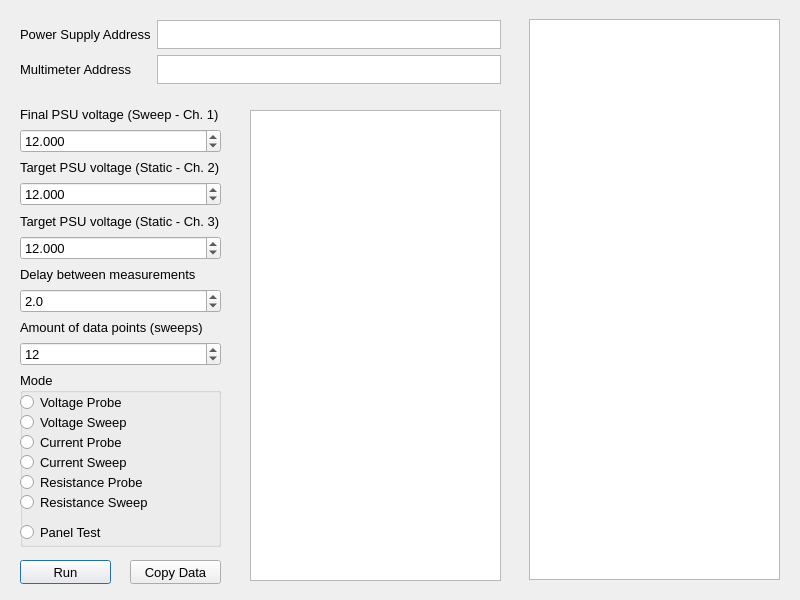
The window that CircuitProber.ui (SprocketTools/CircuitProber171) describes before a commit, drawn with Qt 5.
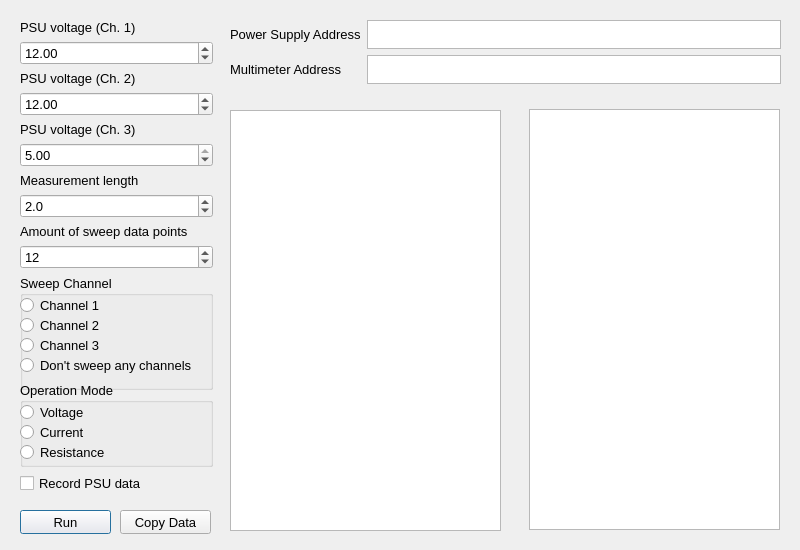
The same window after the commit.

```diff
--- a/CircuitProber.ui
+++ b/CircuitProber.ui
@@ -7,7 +7,7 @@
     <x>0</x>
     <y>0</y>
     <width>800</width>
-    <height>600</height>
+    <height>550</height>
    </rect>
   </property>
   <property name="font">
@@ -28,9 +28,9 @@
   <widget class="QWidget" name="verticalLayoutWidget">
    <property name="geometry">
     <rect>
-     <x>20</x>
+     <x>230</x>
      <y>20</y>
-     <width>481</width>
+     <width>551</width>
      <height>66</height>
     </rect>
    </property>
@@ -75,9 +75,9 @@
    <property name="geometry">
     <rect>
      <x>529</x>
-     <y>19</y>
+     <y>109</y>
      <width>251</width>
-     <height>561</height>
+     <height>421</height>
     </rect>
    </property>
    <layout class="QVBoxLayout" name="verticalLayout_2">
@@ -100,23 +100,26 @@
    <property name="geometry">
     <rect>
      <x>20</x>
-     <y>106</y>
-     <width>201</width>
-     <height>441</height>
+     <y>20</y>
+     <width>193</width>
+     <height>474</height>
     </rect>
    </property>
    <layout class="QVBoxLayout" name="verticalLayout_3">
     <item>
      <widget class="QLabel" name="label_5">
       <property name="text">
-       <string>Final PSU voltage (Sweep - Ch. 1)</string>
+       <string>PSU voltage (Ch. 1)</string>
       </property>
      </widget>
     </item>
     <item>
      <widget class="QDoubleSpinBox" name="volt_limit">
       <property name="decimals">
-       <number>3</number>
+       <number>2</number>
+      </property>
+      <property name="maximum">
+       <double>30.000000000000000</double>
       </property>
       <property name="value">
        <double>12.000000000000000</double>
@@ -126,14 +129,17 @@
     <item>
      <widget class="QLabel" name="label_8">
       <property name="text">
-       <string>Target PSU voltage (Static - Ch. 2)</string>
+       <string>PSU voltage (Ch. 2)</string>
       </property>
      </widget>
     </item>
     <item>
      <widget class="QDoubleSpinBox" name="volt_limit_2">
       <property name="decimals">
-       <number>3</number>
+       <number>2</number>
+      </property>
+      <property name="maximum">
+       <double>30.000000000000000</double>
       </property>
       <property name="value">
        <double>12.000000000000000</double>
@@ -143,24 +149,30 @@
     <item>
      <widget class="QLabel" name="label_9">
       <property name="text">
-       <string>Target PSU voltage (Static - Ch. 3)</string>
+       <string>PSU voltage (Ch. 3)</string>
       </property>
      </widget>
     </item>
     <item>
      <widget class="QDoubleSpinBox" name="volt_limit_3">
       <property name="decimals">
-       <number>3</number>
+       <number>2</number>
+      </property>
+      <property name="maximum">
+       <double>5.000000000000000</double>
+      </property>
+      <property name="singleStep">
+       <double>0.500000000000000</double>
       </property>
       <property name="value">
-       <double>12.000000000000000</double>
+       <double>5.000000000000000</double>
       </property>
      </widget>
     </item>
     <item>
      <widget class="QLabel" name="label_6">
       <property name="text">
-       <string>Delay between measurements</string>
+       <string>Measurement length</string>
       </property>
      </widget>
     </item>
@@ -177,7 +189,7 @@
     <item>
      <widget class="QLabel" name="label_7">
       <property name="text">
-       <string>Amount of data points (sweeps)</string>
+       <string>Amount of sweep data points</string>
       </property>
      </widget>
     </item>
@@ -195,11 +207,11 @@
      </widget>
     </item>
     <item>
-     <widget class="QGroupBox" name="setting_group">
+     <widget class="QGroupBox" name="channel_group">
       <property name="minimumSize">
        <size>
         <width>0</width>
-        <height>175</height>
+        <height>115</height>
        </size>
       </property>
       <property name="baseSize">
@@ -209,9 +221,9 @@
        </size>
       </property>
       <property name="title">
-       <string>Mode</string>
+       <string>Sweep Channel</string>
       </property>
-      <widget class="QRadioButton" name="voltage_sweep_radio">
+      <widget class="QRadioButton" name="channel_2_radio">
        <property name="geometry">
         <rect>
          <x>0</x>
@@ -221,23 +233,36 @@
         </rect>
        </property>
        <property name="text">
-        <string>Voltage Sweep</string>
+        <string>Channel 2</string>
        </property>
       </widget>
-      <widget class="QRadioButton" name="nothing_radio">
+      <widget class="QRadioButton" name="channel_1_radio">
        <property name="geometry">
         <rect>
          <x>0</x>
-         <y>150</y>
-         <width>151</width>
+         <y>20</y>
+         <width>191</width>
          <height>21</height>
         </rect>
        </property>
        <property name="text">
-        <string>Panel Test</string>
+        <string>Channel 1</string>
        </property>
       </widget>
-      <widget class="QRadioButton" name="current_sweep_radio">
+      <widget class="QRadioButton" name="channel_3_radio">
+       <property name="geometry">
+        <rect>
+         <x>0</x>
+         <y>60</y>
+         <width>191</width>
+         <height>21</height>
+        </rect>
+       </property>
+       <property name="text">
+        <string>Channel 3</string>
+       </property>
+      </widget>
+      <widget class="QRadioButton" name="channel_0_radio">
        <property name="geometry">
         <rect>
          <x>0</x>
@@ -247,10 +272,29 @@
         </rect>
        </property>
        <property name="text">
-        <string>Current Sweep</string>
+        <string>Don't sweep any channels</string>
        </property>
       </widget>
-      <widget class="QRadioButton" name="voltage_probe_radio">
+     </widget>
+    </item>
+    <item>
+     <widget class="QGroupBox" name="setting_group">
+      <property name="minimumSize">
+       <size>
+        <width>0</width>
+        <height>85</height>
+       </size>
+      </property>
+      <property name="baseSize">
+       <size>
+        <width>0</width>
+        <height>300</height>
+       </size>
+      </property>
+      <property name="title">
+       <string>Operation Mode</string>
+      </property>
+      <widget class="QRadioButton" name="voltage_radio">
        <property name="geometry">
         <rect>
          <x>0</x>
@@ -260,10 +304,23 @@
         </rect>
        </property>
        <property name="text">
-        <string>Voltage Probe</string>
+        <string>Voltage</string>
        </property>
       </widget>
-      <widget class="QRadioButton" name="current_probe_radio">
+      <widget class="QRadioButton" name="current_radio">
+       <property name="geometry">
+        <rect>
+         <x>0</x>
+         <y>40</y>
+         <width>191</width>
+         <height>21</height>
+        </rect>
+       </property>
+       <property name="text">
+        <string>Current</string>
+       </property>
+      </widget>
+      <widget class="QRadioButton" name="resistance_radio">
        <property name="geometry">
         <rect>
          <x>0</x>
@@ -273,35 +330,16 @@
         </rect>
        </property>
        <property name="text">
-        <string>Current Probe</string>
+        <string>Resistance</string>
        </property>
       </widget>
-      <widget class="QRadioButton" name="resistance_sweep_radio">
-       <property name="geometry">
-        <rect>
-         <x>0</x>
-         <y>120</y>
-         <width>191</width>
-         <height>21</height>
-        </rect>
-       </property>
-       <property name="text">
-        <string>Resistance Sweep</string>
-       </property>
-      </widget>
-      <widget class="QRadioButton" name="resistance_probe_radio">
-       <property name="geometry">
-        <rect>
-         <x>0</x>
-         <y>100</y>
-         <width>191</width>
-         <height>21</height>
-        </rect>
-       </property>
-       <property name="text">
-        <string>Resistance Probe</string>
-       </property>
-      </widget>
+     </widget>
+    </item>
+    <item>
+     <widget class="QCheckBox" name="psuRecord">
+      <property name="text">
+       <string>Record PSU data</string>
+      </property>
      </widget>
     </item>
    </layout>
@@ -309,10 +347,10 @@
   <widget class="QTextBrowser" name="console_out">
    <property name="geometry">
     <rect>
-     <x>250</x>
+     <x>230</x>
      <y>110</y>
-     <width>251</width>
-     <height>471</height>
+     <width>271</width>
+     <height>421</height>
     </rect>
    </property>
   </widget>
@@ -320,7 +358,7 @@
    <property name="geometry">
     <rect>
      <x>20</x>
-     <y>560</y>
+     <y>510</y>
      <width>91</width>
      <height>24</height>
     </rect>
@@ -337,8 +375,8 @@
   <widget class="QPushButton" name="copy_button">
    <property name="geometry">
     <rect>
-     <x>130</x>
-     <y>560</y>
+     <x>120</x>
+     <y>510</y>
      <width>91</width>
      <height>24</height>
     </rect>
```
